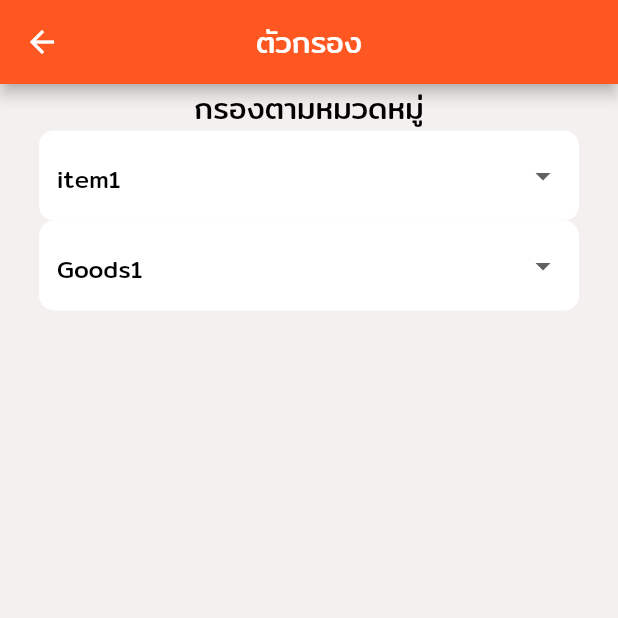
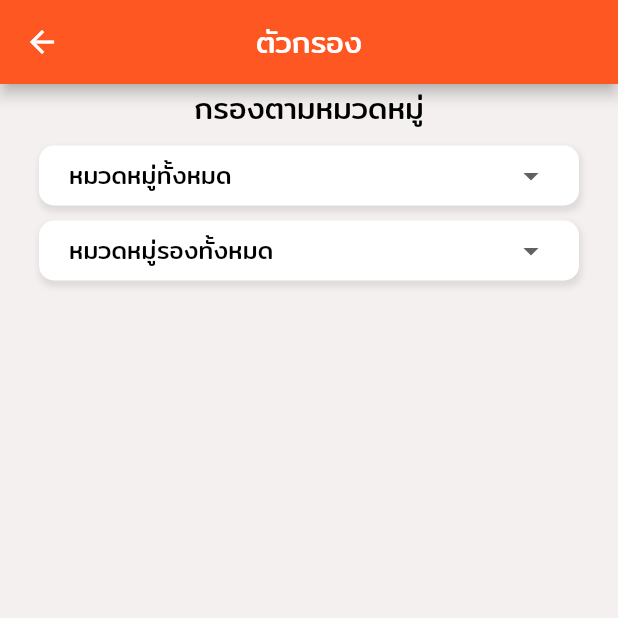
Before and after one commit to KitisakChalongjan/Exshange, a Flutter app: the FilterScreen screen opened by its route, on a phone screen of 412 x 824 dp, the top half of it. Run offline on Flutter 3.47's test engine with Material 2 defaults, Android fonts, the phone set to English and light mode, and no system bars; our stand-ins replace shared_preferences; accounts and stored records are empty.

Commit message:
Category and Subcategory

```diff
--- a/lib/main.dart
+++ b/lib/main.dart
@@ -1,5 +1,6 @@
 import 'package:exshange/providers/auth.dart';
 import 'package:exshange/providers/items.dart';
+import 'package:exshange/screens/add_item_screen.dart';
 import 'package:exshange/screens/filter_screen.dart';
 import 'package:exshange/screens/home_screen.dart';
 import 'package:exshange/screens/login_screen.dart';
@@ -80,7 +81,8 @@
                 ),
           initialRoute: '/',
           routes: {
-            '/filter': (context) => FilterScreen(),
+            FilterScreen().routeName: (context) => FilterScreen(),
+            AddItemScreen().routeName: (context) => AddItemScreen(),
           },
         ),
       ),
--- a/lib/screens/filter_screen.dart
+++ b/lib/screens/filter_screen.dart
@@ -12,16 +12,17 @@ class FilterScreen extends StatefulWidget {
 }
 
 class _FilterScreenState extends State<FilterScreen> {
-  List<String> category = [
-    'item1',
-    'item2',
-  ];
-  String? selectedCategory = 'item1';
-  List<String> category2 = [
-    'Goods1',
-    'Goods2',
-  ];
-  String? selectedCategory2 = 'Goods1';
+  Map<String, List<String>> allCategory = {
+    'หมวดหมู่ทั้งหมด': ['หมวดหมู่รองทั้งหมด'],
+    'เสื้อผ้า': ['เสื้อผ้าชาย', 'เสื้อผ้าหญิง'],
+    'เครื่องใช้ไฟฟ้า': ['ขนาดใหญ่', 'ขนาดเล็ก'],
+  };
+
+  String? selectedCategory = 'หมวดหมู่ทั้งหมด';
+
+  List<String> category2 = ['หมวดหมู่รองทั้งหมด'];
+  String? selectedCategory2 = 'หมวดหมู่รองทั้งหมด';
+
   @override
   Widget build(BuildContext context) {
     return Scaffold(
@@ -39,20 +40,39 @@ class _FilterScreenState extends State<FilterScreen> {
               'กรองตามหมวดหมู่',
               style: Theme.of(context).textTheme.bodyText1,
             ),
-            SizedBox(
+            Container(
+              margin: EdgeInsets.only(
+                top: 10,
+              ),
+              decoration: BoxDecoration(
+                boxShadow: [
+                  BoxShadow(
+                    color: Colors.grey.withOpacity(0.25),
+                    spreadRadius: 1,
+                    blurRadius: 3,
+                    offset: Offset(1, 3),
+                  ),
+                ],
+                color: Colors.white,
+                borderRadius: BorderRadius.circular(10),
+              ),
               width: 360,
-              height: 60,
-              child: DropdownButtonFormField<String>(
-                decoration: InputDecoration(
-                  fillColor: Colors.white,
-                  filled: true,
-                  enabledBorder: OutlineInputBorder(
-                    borderRadius: BorderRadius.circular(10),
-                    borderSide: BorderSide.none,
-                  ),
-                ),
+              height: 40,
+              padding: EdgeInsets.symmetric(horizontal: 20),
+              child: DropdownButtonHideUnderline(
+                child: DropdownButton<String>(
+                  // decoration: InputDecoration(
+                  //   fillColor: Colors.white,
+                  //   filled: true,
+                  //   // enabledBorder: OutlineInputBorder(
+                  //   //   borderRadius: BorderRadius.circular(10),
+                  //   //   borderSide: BorderSide.none,
+                  //   // ),
+                  // ),
+                  dropdownColor: Colors.white,
                   value: selectedCategory,
-                items: category
+                  items: allCategory.keys
+                      .toList()
                       .map(
                         (item) => DropdownMenuItem<String>(
                           child: Text(
@@ -64,42 +84,76 @@ class _FilterScreenState extends State<FilterScreen> {
                         ),
                       )
                       .toList(),
-                onChanged: (value) {
+                  onChanged: (category) {
                     setState(() {
-                    selectedCategory = value;
+                      selectedCategory = category;
+                      allCategory.forEach((key, subCategory) {
+                        if (key == category) {
+                          category2.clear();
+                          if (key != 'หมวดหมู่ทั้งหมด') {
+                            category2 = ['หมวดหมู่รองทั้งหมด'];
+                          }
+                          category2.addAll(subCategory);
+                          selectedCategory2 = 'หมวดหมู่รองทั้งหมด';
+                        }
+                      });
+                      print('${selectedCategory} => ${selectedCategory2}');
                     });
                   },
                 ),
               ),
-            SizedBox(
+            ),
+            Container(
+              margin: EdgeInsets.only(
+                top: 10,
+              ),
+              decoration: BoxDecoration(
+                color: Colors.white,
+                borderRadius: BorderRadius.circular(10),
+                boxShadow: [
+                  BoxShadow(
+                    color: Colors.grey.withOpacity(0.25),
+                    spreadRadius: 1,
+                    blurRadius: 3,
+                    offset: Offset(1, 3),
+                  ),
+                ],
+              ),
               width: 360,
-              height: 60,
-              child: DropdownButtonFormField<String>(
-                decoration: InputDecoration(
-                  fillColor: Colors.white,
-                  filled: true,
-                  enabledBorder: OutlineInputBorder(
-                    borderRadius: BorderRadius.circular(10),
-                    borderSide: BorderSide.none,
-                  ),
-                ),
+              height: 40,
+              padding: EdgeInsets.symmetric(horizontal: 20),
+              child: DropdownButtonHideUnderline(
+                child: DropdownButton<String>(
+                  // decoration: InputDecoration(
+                  //   fillColor: Colors.white,
+                  //   filled: true,
+                  //   // enabledBorder: OutlineInputBorder(
+                  //   //   borderRadius: BorderRadius.circular(10),
+                  //   //   borderSide: BorderSide.none,
+                  //   // ),
+                  // ),
+                  dropdownColor: Colors.white,
+
                   value: selectedCategory2,
                   items: category2
                       .map(
                         (item) => DropdownMenuItem<String>(
                           child: Text(
                             item,
+                            textAlign: TextAlign.center,
                             style: Theme.of(context).textTheme.subtitle2,
                           ),
                           value: item,
                         ),
                       )
                       .toList(),
-                onChanged: (value) {
+                  onChanged: (subCategory) {
                     setState(() {
-                    selectedCategory2 = value;
+                      selectedCategory2 = subCategory;
+                      print('${selectedCategory} => ${selectedCategory2}');
                     });
                   },
+                ),
               ),
             ),
           ],
```
Also changed, not shown: lib/screens/add_item_screen.dart (added, +25 -0 lines), lib/screens/home_screen.dart (+6 -3 lines), pubspec.lock. Lines whose indentation alone changed are shown as unchanged.
